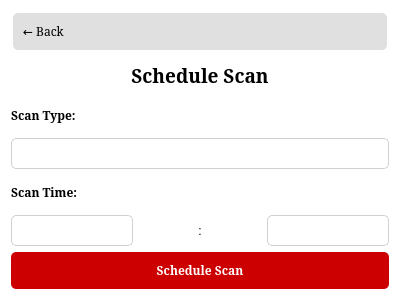
First picture: the form in clamav/custom-clam-scanner/ui/schedulescanpage.ui, repository Gianmarcob7/phishnetdemo, before the edit.
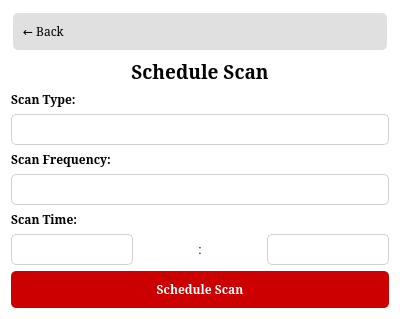
Second picture: the form after the edit. Icons and pictures are not drawn.

Diff of the .ui file:
```diff
--- a/clamav/custom-clam-scanner/ui/schedulescanpage.ui
+++ b/clamav/custom-clam-scanner/ui/schedulescanpage.ui
@@ -129,6 +129,31 @@
      </property>
     </widget>
    </item>
+   <item>
+    <widget class="QLabel" name="frequencyLabel">
+     <property name="font">
+      <font>
+       <family>Serif</family>
+       <bold>true</bold>
+      </font>
+     </property>
+     <property name="text">
+      <string>Scan Frequency:</string>
+     </property>
+    </widget>
+   </item>
+   <item>
+    <widget class="QComboBox" name="frequencyComboBox">
+     <property name="font">
+      <font>
+       <family>Serif</family>
+      </font>
+     </property>
+     <property name="minimumWidth">
+      <number>200</number>
+     </property>
+    </widget>
+   </item>
    <item>
     <widget class="QLabel" name="timeLabel">
      <property name="font">
```
